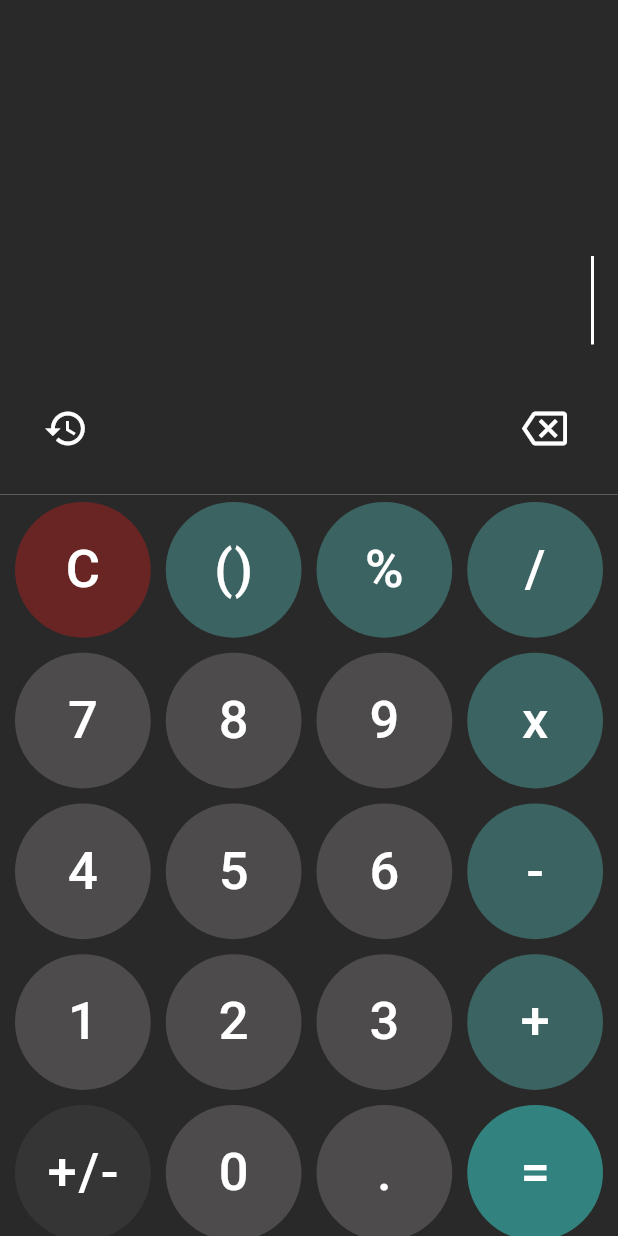
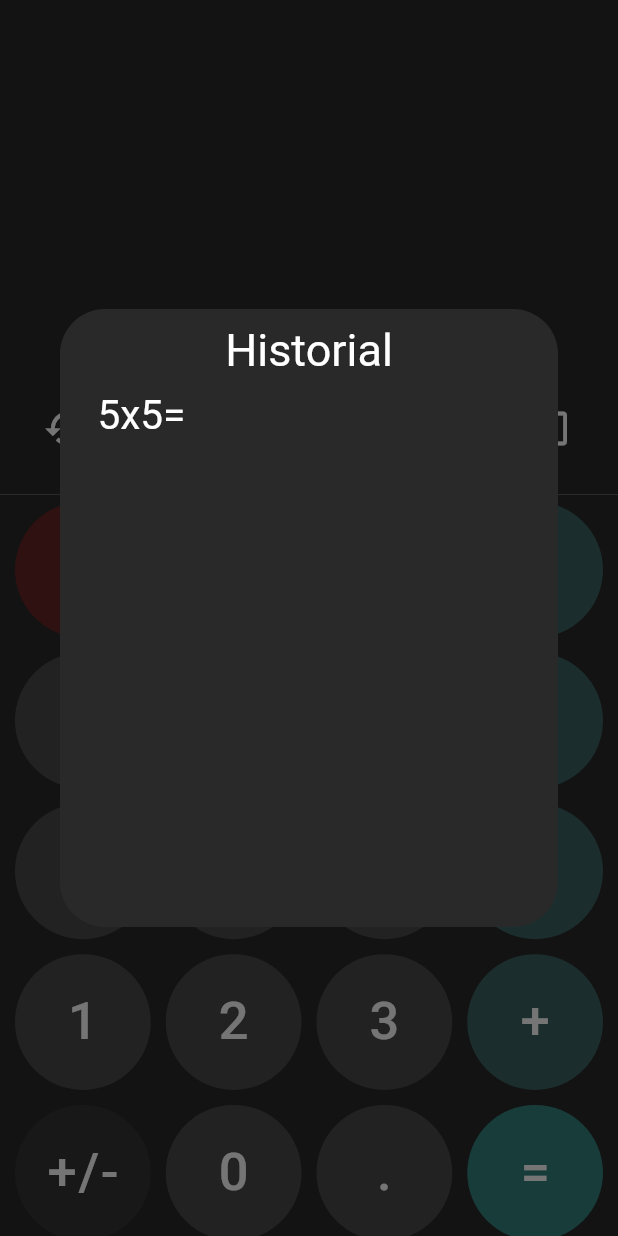
Before and after one commit to MatiasSalomon01/Flutter_Calculator, a Flutter app: the screen it shows after launch, after a tap on the "history" icon, on a phone screen of 412 x 824 dp. Run offline on Flutter 3.47's test engine with Material 2 defaults, Android fonts, the phone set to English and light mode, and no system bars.

Commit message:
Creacion de modal para historial

```diff
--- a/lib/widgets/input_area.dart
+++ b/lib/widgets/input_area.dart
@@ -59,7 +59,19 @@ class _ButtonHistory extends StatelessWidget {
   Widget build(BuildContext context) {
     return IconButton(
       onPressed: () {
-        print('historial');
+        showDialog(
+          context: context,
+          builder: (BuildContext context) {
+            return Dialog(
+              shape: RoundedRectangleBorder(
+                borderRadius: BorderRadius.circular(16),
+              ),
+              elevation: 0,
+              backgroundColor: Colors.transparent,
+              child: contentBox(context),
+            );
+          },
+        );
       },
       icon: const Icon(
         Icons.history,
@@ -68,6 +80,38 @@ class _ButtonHistory extends StatelessWidget {
       ),
     );
   }
+}
+
+Widget contentBox(BuildContext context) {
+  return Container(
+    decoration: BoxDecoration(
+      color: const Color(0xff292929),
+      borderRadius: BorderRadius.circular(30),
+    ),
+    height: MediaQuery.of(context).size.height / 2,
+    child: Column(
+      children: [
+        const Padding(
+          padding: EdgeInsets.only(top: 10),
+          child: Text(
+            'Historial',
+            style: TextStyle(color: Colors.white, fontSize: 30),
+          ),
+        ),
+        ListView.builder(
+          padding: const EdgeInsets.only(left: 25, top: 10),
+          shrinkWrap: true,
+          itemBuilder: (context, index) {
+            return Text(
+              '5x5=',
+              style: TextStyle(color: Colors.white, fontSize: 27),
+            );
+          },
+          itemCount: 1,
+        ),
+      ],
+    ),
+  );
 }
 
 class _BackSpaceButton extends StatelessWidget {
```
